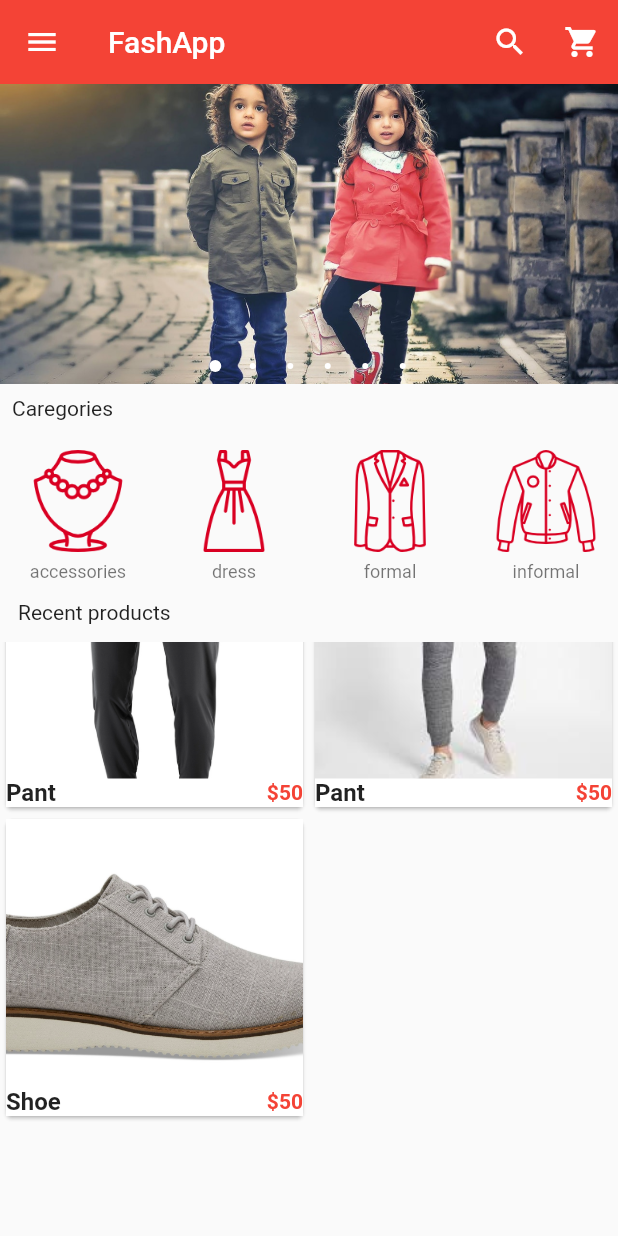
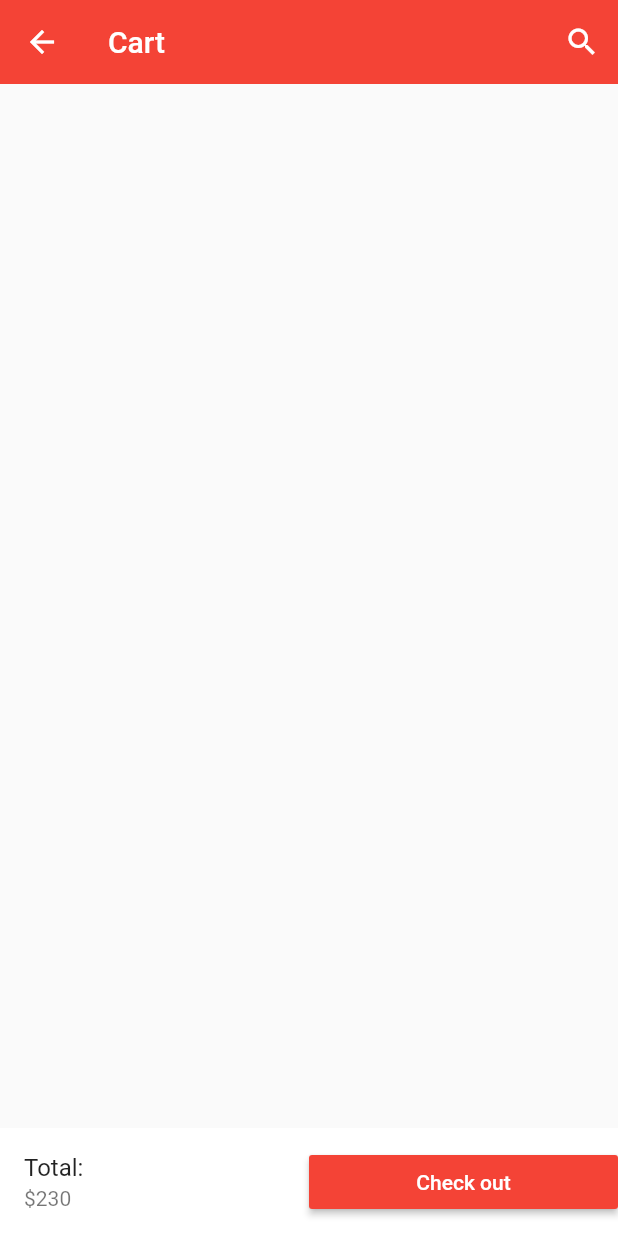
Before and after one commit to Hodosov/e-commerce, a Flutter app: the screen it shows after launch, scrolled down 710 dp, after a tap on the "shopping cart" icon, on a phone screen of 412 x 824 dp. Run offline on Flutter 3.47's test engine with Material 2 defaults, Android fonts, the phone set to English and light mode, and no system bars; drawn by our look-alikes of carousel_pro.

Commit message:
add cart page

```diff
--- a/lib/main.dart
+++ b/lib/main.dart
@@ -4,6 +4,7 @@ import 'package:carousel_pro/carousel_pro.dart';
 
 import 'package:flutter_application_1/components/horizontal_lustview.dart';
 import 'package:flutter_application_1/components/products.dart';
+import 'package:flutter_application_1/pages/cart.dart';
 
 void main() {
   runApp(MaterialApp(debugShowCheckedModeBanner: false, home: HomePage()));
@@ -53,7 +54,10 @@ class _HomePageState extends State<HomePage> {
                 color: Colors.white,
               )),
           IconButton(
-              onPressed: () {},
+              onPressed: () {
+                Navigator.push(
+                    context, MaterialPageRoute(builder: (context) => Cart()));
+              },
               icon: const Icon(
                 Icons.shopping_cart,
                 color: Colors.white,
@@ -99,17 +103,23 @@ class _HomePageState extends State<HomePage> {
               ),
             ),
             InkWell(
-              onTap: () {},
+              onTap: () {
+                Navigator.push(
+                    context, MaterialPageRoute(builder: (context) => Cart()));
+              },
               child: const ListTile(
                 title: Text("Shopping cart"),
-                leading: Icon(Icons.shopping_cart, color: Colors.red,),
+                leading: Icon(
+                  Icons.shopping_cart,
+                  color: Colors.red,
+                ),
               ),
             ),
             InkWell(
               onTap: () {},
               child: const ListTile(
                 title: Text("Favorites"),
-                leading: Icon(Icons.favorite,  color: Colors.red),
+                leading: Icon(Icons.favorite, color: Colors.red),
               ),
             ),
             const Divider(),
@@ -117,7 +127,9 @@ class _HomePageState extends State<HomePage> {
               onTap: () {},
               child: const ListTile(
                 title: Text("Settings"),
-                leading: Icon(Icons.settings, ),
+                leading: Icon(
+                  Icons.settings,
+                ),
               ),
             ),
             InkWell(
@@ -144,11 +156,10 @@ class _HomePageState extends State<HomePage> {
             padding: EdgeInsets.all(12.0),
             child: Text('Recent products'),
           ),
-        Container(
-          height: 320,
-          child: Products(),
-        )
-
+          Container(
+            height: 320,
+            child: Products(),
+          )
         ],
       ),
     );
--- /dev/null
+++ b/lib/pages/cart.dart
@@ -0,0 +1,51 @@
+import 'package:flutter/material.dart';
+
+class Cart extends StatefulWidget {
+  Cart({Key? key}) : super(key: key);
+
+  @override
+  _CartState createState() => _CartState();
+}
+
+class _CartState extends State<Cart> {
+  @override
+  Widget build(BuildContext context) {
+    return Scaffold(
+      appBar: AppBar(
+        elevation: 0.0,
+        backgroundColor: Colors.red,
+        title: const Text("Cart"),
+        actions: <Widget>[
+          IconButton(
+              onPressed: () {},
+              icon: const Icon(
+                Icons.search,
+                color: Colors.white,
+              )),
+        ],
+      ),
+      bottomNavigationBar: Container(
+        color: Colors.white,
+        child: Row(
+          children: <Widget>[
+            const Expanded(
+                child: ListTile(
+              title: Text("Total:"),
+              subtitle: Text("\$230"),
+            )),
+            Expanded(
+              child: MaterialButton(
+                onPressed: () {},
+                child: const Text(
+                  "Check out",
+                  style: TextStyle(color: Colors.white),
+                ),
+                color: Colors.red,
+              ),
+            ),
+          ],
+        ),
+      ),
+    );
+  }
+}
```
